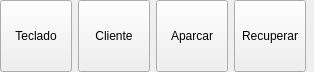
Above: bulmages/bulmatpv/plugins/pluginbt_accesobotones/abrevsbase.ui from eboladev/Bulmages-1 before the change. Below: the same form after it.
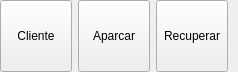
That is the form after the change. Icons and pictures are not drawn.

Commit message: Saco el teclado embebido del pluginbt_accesobotones y lo pongo en pluginbt_teclado especifico para esta funcionalidad

The edit to the form file:
```diff
--- a/bulmages/bulmatpv/plugins/pluginbt_accesobotones/abrevsbase.ui
+++ b/bulmages/bulmatpv/plugins/pluginbt_accesobotones/abrevsbase.ui
@@ -6,7 +6,7 @@
    <rect>
     <x>0</x>
     <y>0</y>
-    <width>314</width>
+    <width>238</width>
     <height>72</height>
    </rect>
   </property>
@@ -17,38 +17,6 @@
    <property name="margin">
     <number>0</number>
    </property>
-   <item>
-    <widget class="QToolButton" name="mui_teclado">
-     <property name="minimumSize">
-      <size>
-       <width>72</width>
-       <height>72</height>
-      </size>
-     </property>
-     <property name="maximumSize">
-      <size>
-       <width>200</width>
-       <height>72</height>
-      </size>
-     </property>
-     <property name="text">
-      <string>Teclado</string>
-     </property>
-     <property name="icon">
-      <iconset resource="../../../bulmages.qrc">
-       <normaloff>:/Images/company.png</normaloff>:/Images/company.png</iconset>
-     </property>
-     <property name="iconSize">
-      <size>
-       <width>32</width>
-       <height>32</height>
-      </size>
-     </property>
-     <property name="toolButtonStyle">
-      <enum>Qt::ToolButtonTextUnderIcon</enum>
-     </property>
-    </widget>
-   </item>
    <item>
     <widget class="QToolButton" name="mui_cliente">
      <property name="minimumSize">
```
The commit also changes 16 other files.
